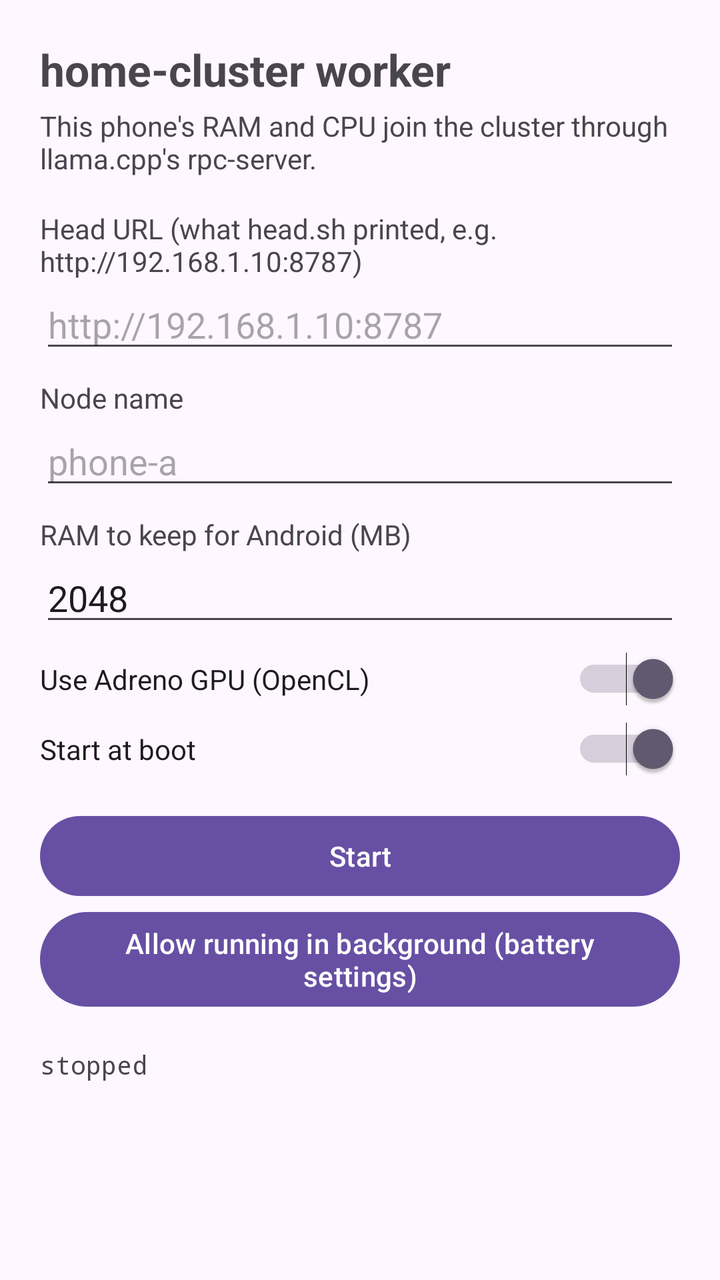
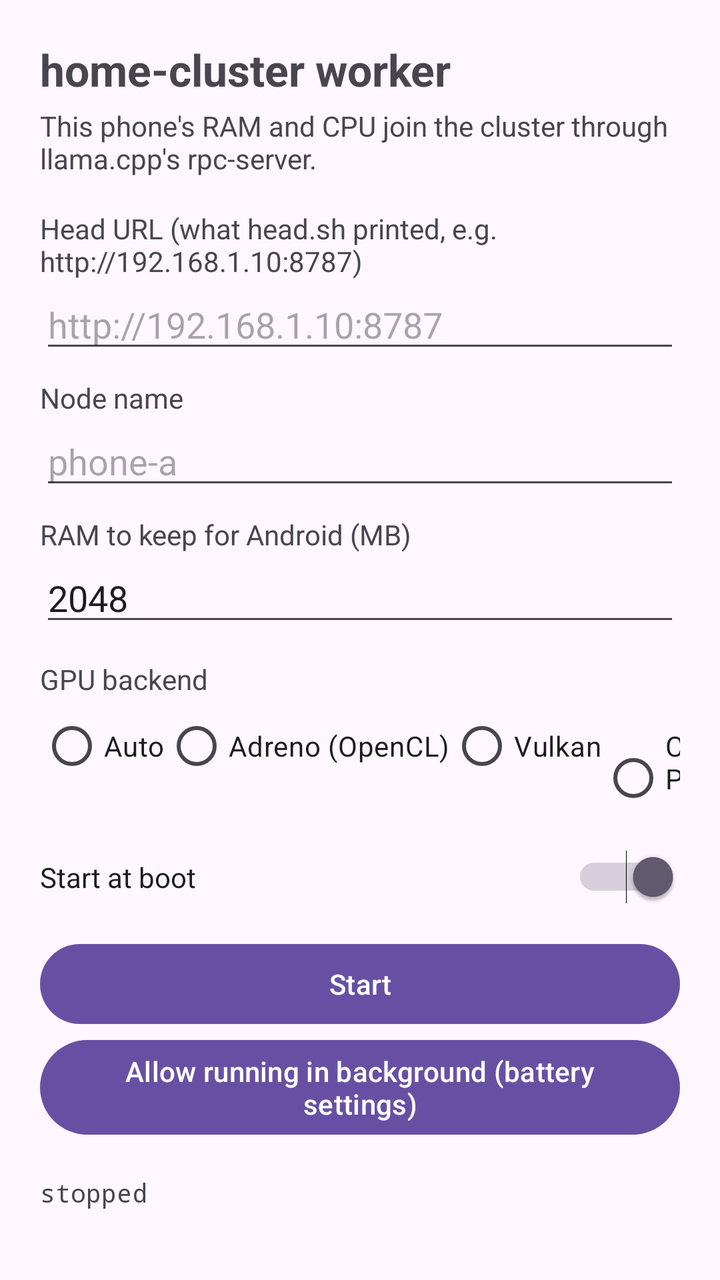

Compare the two renders of this Android layout. The source of the first and the diff that turns it into the second are given below.
<!-- AndroidManifest.xml: application theme Theme.HomeCluster -->
<!-- res/layout/activity_main.xml -->
<?xml version="1.0" encoding="utf-8"?>
<ScrollView xmlns:android="http://schemas.android.com/apk/res/android"
    android:layout_width="match_parent" android:layout_height="match_parent">
    <LinearLayout android:orientation="vertical" android:padding="20dp"
        android:layout_width="match_parent" android:layout_height="wrap_content">

        <TextView android:text="home-cluster worker" android:textSize="22sp" android:textStyle="bold"
            android:layout_width="wrap_content" android:layout_height="wrap_content" />
        <TextView android:id="@+id/subtitle" android:text="This phone's RAM and CPU join the cluster through llama.cpp's rpc-server."
            android:layout_marginTop="4dp" android:layout_marginBottom="16dp"
            android:layout_width="wrap_content" android:layout_height="wrap_content" />

        <TextView android:text="Head URL (what head.sh printed, e.g. http://192.168.1.10:8787)"
            android:layout_width="wrap_content" android:layout_height="wrap_content" />
        <EditText android:id="@+id/headUrl" android:inputType="textUri" android:hint="http://192.168.1.10:8787"
            android:layout_width="match_parent" android:layout_height="wrap_content" />

        <TextView android:text="Node name" android:layout_marginTop="8dp"
            android:layout_width="wrap_content" android:layout_height="wrap_content" />
        <EditText android:id="@+id/nodeName" android:inputType="text" android:hint="phone-a"
            android:layout_width="match_parent" android:layout_height="wrap_content" />

        <TextView android:text="RAM to keep for Android (MB)" android:layout_marginTop="8dp"
            android:layout_width="wrap_content" android:layout_height="wrap_content" />
        <EditText android:id="@+id/reserveMb" android:inputType="number" android:text="2048"
            android:layout_width="match_parent" android:layout_height="wrap_content" />

        <Switch android:id="@+id/useGpu" android:text="Use Adreno GPU (OpenCL)" android:checked="true"
            android:layout_marginTop="8dp" android:layout_width="match_parent" android:layout_height="wrap_content" />
        <Switch android:id="@+id/autostart" android:text="Start at boot" android:checked="true"
            android:layout_marginTop="8dp" android:layout_width="match_parent" android:layout_height="wrap_content" />

        <Button android:id="@+id/toggle" android:text="Start" android:layout_marginTop="16dp"
            android:layout_width="match_parent" android:layout_height="wrap_content" />
        <Button android:id="@+id/battery" android:text="Allow running in background (battery settings)"
            android:layout_width="match_parent" android:layout_height="wrap_content" />

        <TextView android:id="@+id/status" android:text="stopped" android:fontFamily="monospace" android:textSize="13sp"
            android:layout_marginTop="16dp" android:layout_width="match_parent" android:layout_height="wrap_content" />
    </LinearLayout>
</ScrollView>
<!-- resources referenced by this layout -->
<resources>
  <style name="Theme.HomeCluster" parent="Theme.Material3.DayNight.NoActionBar" />
</resources>

<!-- the commit's change to res/layout/activity_main.xml (unified diff, before → after) -->
@@ -25,8 +25,17 @@
         <EditText android:id="@+id/reserveMb" android:inputType="number" android:text="2048"
             android:layout_width="match_parent" android:layout_height="wrap_content" />
 
-        <Switch android:id="@+id/useGpu" android:text="Use Adreno GPU (OpenCL)" android:checked="true"
-            android:layout_marginTop="8dp" android:layout_width="match_parent" android:layout_height="wrap_content" />
+        <TextView android:text="GPU backend" android:layout_marginTop="12dp"
+            android:layout_width="wrap_content" android:layout_height="wrap_content" />
+        <RadioGroup android:id="@+id/gpuMode" android:orientation="horizontal"
+            android:layout_width="match_parent" android:layout_height="wrap_content">
+            <RadioButton android:id="@+id/gpuAuto" android:text="Auto" android:layout_width="wrap_content" android:layout_height="wrap_content" />
+            <RadioButton android:id="@+id/gpuOpenCL" android:text="Adreno (OpenCL)" android:layout_width="wrap_content" android:layout_height="wrap_content" />
+            <RadioButton android:id="@+id/gpuVulkan" android:text="Vulkan" android:layout_width="wrap_content" android:layout_height="wrap_content" />
+            <RadioButton android:id="@+id/gpuCpu" android:text="CPU" android:layout_width="wrap_content" android:layout_height="wrap_content" />
+        </RadioGroup>
+        <TextView android:id="@+id/gpuHint" android:text="" android:textSize="12sp"
+            android:layout_width="wrap_content" android:layout_height="wrap_content" />
         <Switch android:id="@+id/autostart" android:text="Start at boot" android:checked="true"
             android:layout_marginTop="8dp" android:layout_width="match_parent" android:layout_height="wrap_content" />
 
